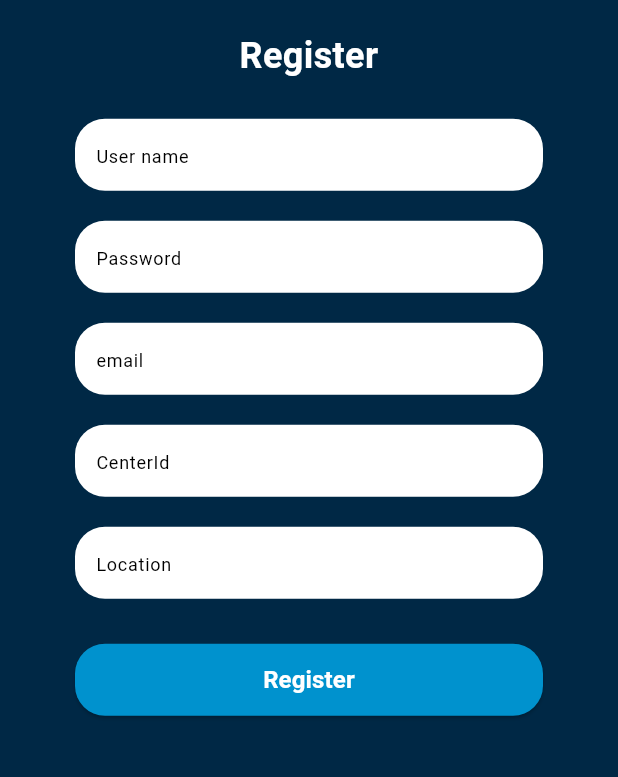
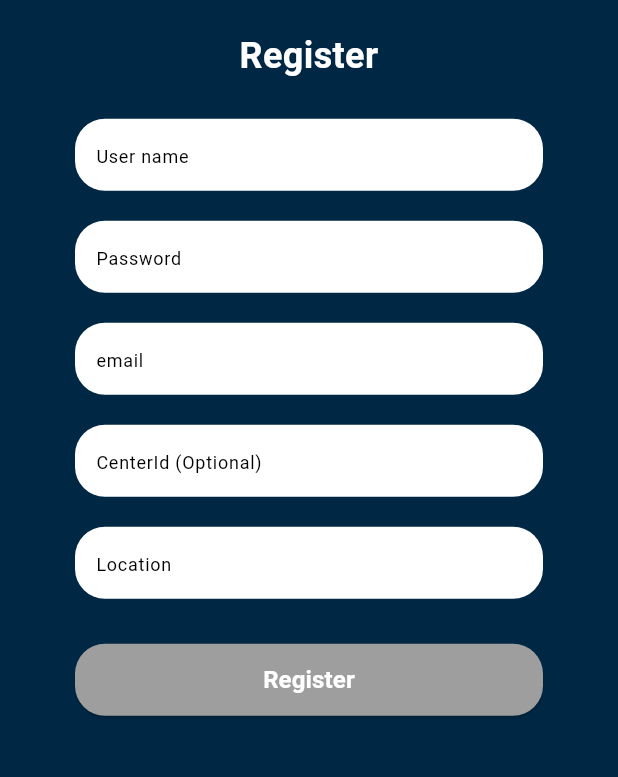
Before and after one commit to saikumarMob17/prowizMobile, a Flutter app: the RegistrationPage screen opened directly, on a phone screen of 412 x 824 dp, the part 362-1139 px from its top. Run offline on Flutter 3.47's test engine with Material 3 defaults, Android fonts, the light colour scheme and no system bars; our stand-ins replace animated_notch_bottom_bar, better_player, chewie, dio, equatable, flutter_spinkit and 5 more; accounts and stored records are empty.

Commit message:
Add Registration API

```diff
--- a/lib/screens/registration_page.dart
+++ b/lib/screens/registration_page.dart
@@ -1,6 +1,9 @@
 import 'package:flutter/material.dart';
 import 'package:get/get.dart';
+import 'package:get_storage/get_storage.dart';
+import 'package:prowiz/controllers/registration_controller.dart';
 import 'package:prowiz/utils/colors.dart';
+import 'package:prowiz/utils/custom_loader.dart';
 import 'package:prowiz/utils/custom_text.dart';
 import 'package:prowiz/utils/custom_widgets.dart';
 import 'package:prowiz/utils/global_theme.dart';
@@ -9,17 +12,23 @@ import 'package:prowiz/utils/strings.dart';
 class RegistrationPage extends StatelessWidget {
   RegistrationPage({super.key});
 
+  final registerController = Get.put(RegistrationController());
+
   @override
   Widget build(BuildContext context) {
     final themeController = Get.find<ThemeController>();
 
-
-    var sizedBox= const SizedBox(height: 20,);
-    return Scaffold(
+    var sizedBox = const SizedBox(
+      height: 20,
+    );
+    return Obx(() => Scaffold(
           backgroundColor: themeController.isDarkMode.value
               ? ConstantColors.blackColor
               : ConstantColors.primaryColor,
-      body: Padding(
+          body: GetBuilder<RegistrationController>(
+              init: registerController,
+              builder: (_) {
+                return Padding(
                   padding: const EdgeInsets.all(50.0),
                   child: Center(
                     child: SingleChildScrollView(
@@ -33,10 +42,8 @@ class RegistrationPage extends StatelessWidget {
                           const Align(
                             alignment: Alignment.center,
                             child: CustomTextWidget(
-
                               text: Constants.registerAnAccount,
                               fontWeight: FontWeight.bold,
-
                               size: 24,
                             ),
                           ),
@@ -53,36 +60,37 @@ class RegistrationPage extends StatelessWidget {
                           sizedBox,
                           locationIdTextField(),
                           sizedBox,
-                SizedBox(height: 10,),
+                          const SizedBox(
+                            height: 10,
+                          ),
                           submitButton(context),
-
                         ],
                       ),
                     ),
                   ),
-      ),
                 );
-
-
-
-
+              }),
+        ));
   }
 
+  var focusBorder = OutlineInputBorder(
+      borderRadius: BorderRadius.circular(
+        20,
+      ),
+      borderSide: BorderSide.none);
 
-  var focusBorder = OutlineInputBorder(
-      borderRadius: BorderRadius.circular(20,),
-      borderSide: BorderSide.none
-  );
-
-  var contentPadding =const EdgeInsets.symmetric(horizontal: 10,vertical: 5);
-
+  var contentPadding = const EdgeInsets.symmetric(horizontal: 10, vertical: 5);
 
   var hintTextStyle =
       const TextStyle(fontSize: 12, color: ConstantColors.blackColor);
 
   userNameTextField() {
     return TextFormField(
-      decoration:  InputDecoration(
+      controller: registerController.userName,
+      onChanged: (value) {
+        registerController.userNameValidation();
+      },
+      decoration: InputDecoration(
         fillColor: ConstantColors.whiteColor,
         hintText: Constants.userName,
         filled: true,
@@ -90,15 +98,15 @@ class RegistrationPage extends StatelessWidget {
         focusedBorder: focusBorder,
         border: focusBorder,
         contentPadding: contentPadding,
-
-
       ),
     );
   }
 
   passwordTextField() {
     return TextFormField(
-      decoration:  InputDecoration(
+      controller: registerController.password,
+      onChanged: (value) => registerController.passwordValidation(),
+      decoration: InputDecoration(
         fillColor: ConstantColors.whiteColor,
         hintText: Constants.password,
         filled: true,
@@ -106,15 +114,14 @@ class RegistrationPage extends StatelessWidget {
         focusedBorder: focusBorder,
         border: focusBorder,
         contentPadding: contentPadding,
-
-
       ),
     );
   }
 
   centerIdTextFiled() {
     return TextFormField(
-      decoration:  InputDecoration(
+      controller: registerController.centerId,
+      decoration: InputDecoration(
         fillColor: ConstantColors.whiteColor,
         hintText: Constants.centerId,
         filled: true,
@@ -122,15 +129,15 @@ class RegistrationPage extends StatelessWidget {
         focusedBorder: focusBorder,
         border: focusBorder,
         contentPadding: contentPadding,
-
-
       ),
     );
   }
 
   emailTextField() {
     return TextFormField(
-      decoration:  InputDecoration(
+      controller: registerController.email,
+      onChanged: (value) => registerController.emailValidation,
+      decoration: InputDecoration(
         fillColor: ConstantColors.whiteColor,
         hintText: Constants.email,
         filled: true,
@@ -138,15 +145,15 @@ class RegistrationPage extends StatelessWidget {
         focusedBorder: focusBorder,
         border: focusBorder,
         contentPadding: contentPadding,
-
-
       ),
     );
   }
 
   locationIdTextField() {
     return TextFormField(
-      decoration:  InputDecoration(
+      controller: registerController.locationCode,
+      onChanged: (value) => registerController.locationValidation,
+      decoration: InputDecoration(
         fillColor: ConstantColors.whiteColor,
         hintText: Constants.location,
         filled: true,
@@ -154,26 +161,33 @@ class RegistrationPage extends StatelessWidget {
         focusedBorder: focusBorder,
         border: focusBorder,
         contentPadding: contentPadding,
-
-
       ),
     );
   }
 
-
   submitButton(BuildContext context) {
-     return ElevatedButton(
+    return registerController.isLoading
+        ? const Center(
+            child: CustomLoader(),
+          )
+        : ElevatedButton(
             style: ElevatedButton.styleFrom(
               minimumSize: const Size(double.infinity, 48),
               shape: RoundedRectangleBorder(
                 borderRadius: BorderRadius.circular(20),
               ),
-           backgroundColor:  ConstantColors.loginButtonColor,
+              backgroundColor: registerController.isButtonVisible
+                  ? ConstantColors.loginButtonColor
+                  : Colors.grey,
             ),
-         onPressed:  (){},
+            onPressed: () {
+              registerController.isButtonVisible
+                  ? registerController.registerAccount()
+                  : null;
+            },
             child: const CustomTextWidget(
               text: Constants.register,
-           color:  ConstantColors.whiteColor,
+              color: ConstantColors.whiteColor,
               size: 16,
             ));
   }
--- a/lib/utils/custom_snackbar.dart
+++ b/lib/utils/custom_snackbar.dart
@@ -1,7 +1,7 @@
 import 'package:flutter/material.dart';
 import 'package:get/get.dart';
 
-void showCustomSnackBar(String message,{String? title, Color? color, SnackPosition? snackBarPosition}) {
+void showCustomSnackBar(String message,{String? title, Color? color, SnackPosition? snackBarPosition, bool isSuccess = false}) {
   Get.snackbar(
     title ?? "",
     message,
@@ -11,7 +11,7 @@ void showCustomSnackBar(String message,{String? title, Color? color, SnackPositi
     colorText: Colors.white,
     borderRadius: 10,
     margin: const EdgeInsets.all(10),
-    icon: const Icon(
+    icon: isSuccess ? const Icon(Icons.done_outline,color: Colors.white,): const Icon(
       Icons.error,
       color: Colors.white,
     ),
--- a/lib/utils/strings.dart
+++ b/lib/utils/strings.dart
@@ -75,6 +75,8 @@ class Constants {
 
   static const parentLoginApi = "parentlogin/";
   static const parentCamerasApi = "parentcamerasapi/";
+  static const registerApi = "https://events.coact.live/klay/register.php";
+  static const customerLoginApi = "https://events.coact.live/klay/login.php";
   static const accessToken = "accessToken";
   static const email = "email";
   static const logout = "Logout";
@@ -83,8 +85,11 @@ class Constants {
   static const needAnAccount = "Need an Account?";
   static const register = "Register";
   static const registerAnAccount = "Register";
-  static const centerId = "CenterId";
+  static const centerId = "CenterId (Optional)";
   static const location = "Location";
+  static const passwordEmpty = "Password can not empty";
+  static const userNameEmpty = "UserName can not empty";
+  static const locationEmpty = "Location can not empty";
 }
 
 
```
Also changed, not shown: lib/controllers/login_controller.dart (+6 -5 lines), lib/controllers/registration_controller.dart (+174 -1 lines), lib/screens/home_screen.dart (+5 -4 lines). Lines whose indentation alone changed are shown as unchanged.
